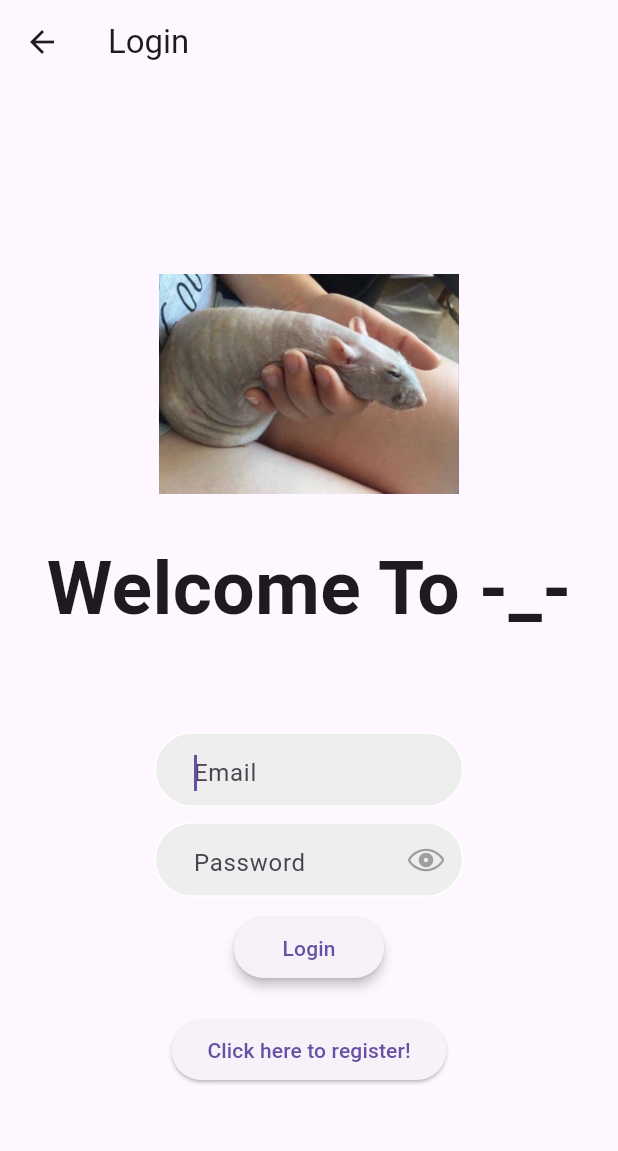
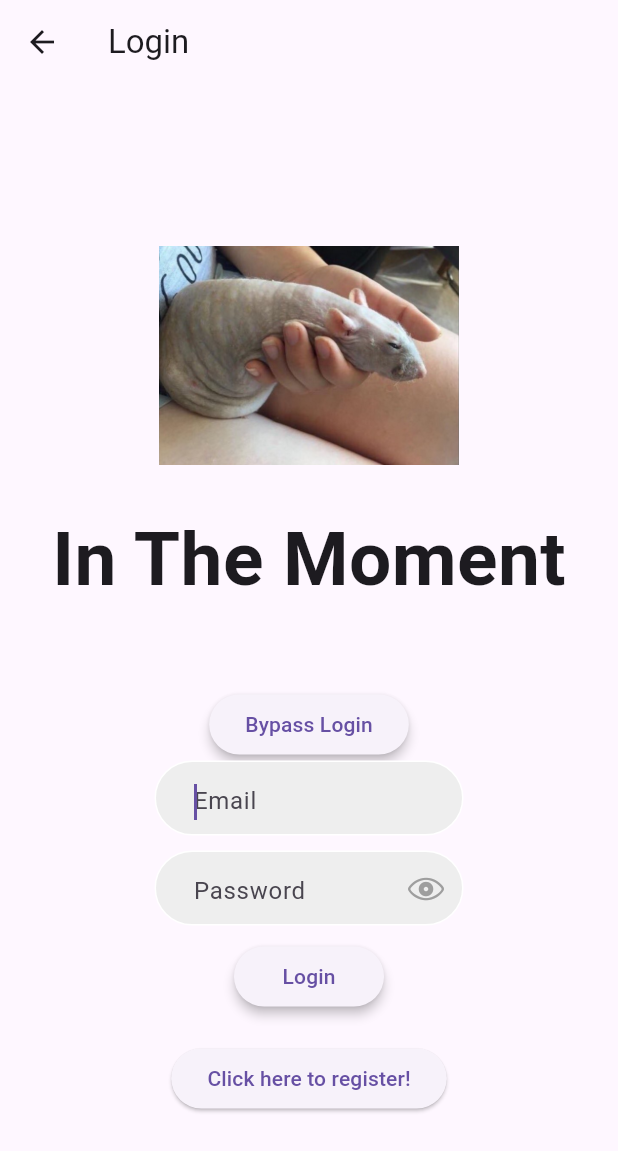
Before and after one commit to davidbarrette00/fun_account, a Flutter app: the screen it shows after launch, after a tap on "Login", on a phone screen of 412 x 824 dp. Shown: the top 1151 px of the screen. Run offline on Flutter 3.47's test engine with Material 3 defaults, Android fonts, the phone set to English and light mode, and no system bars; our stand-ins replace firebase_auth, firebase_core; accounts and stored records are empty; network calls fail.

Commit message:
fix login and add new constructor for Gus

```diff
--- a/lib/constants/Routes.dart
+++ b/lib/constants/Routes.dart
@@ -1,10 +1,8 @@
 
 class Routes {
-  static const String home = '/';
   static const String login = '/login';
-  static const String landing = '/landing';
   static const String transactions = '/transactions';
-  static const String incentives = 'incentives';
+  static const String incentives = '/incentives';
 }
 
 class Titles {
--- a/lib/main.dart
+++ b/lib/main.dart
@@ -8,14 +8,36 @@ import 'route_generator.dart';
 import 'constants/Routes.dart';
 
 void main() async {
-  // await Firebase.initializeApp();
-  runApp(const MyApp());
+
+  WidgetsFlutterBinding.ensureInitialized();
+  await Firebase.initializeApp();
+  runApp(RestartWidget(
+      child: MaterialApp()
+  ));
 }
 
-class MyApp extends StatelessWidget {
-  const MyApp({super.key});
+class RestartWidget extends StatefulWidget {
+  RestartWidget({required this.child});
 
-  // This widget is the root of your application.
+  final Widget child;
+
+  static void restartApp(BuildContext context) {
+    context.findAncestorStateOfType<_RestartWidgetState>()?.restartApp();
+  }
+
+  @override
+  _RestartWidgetState createState() => _RestartWidgetState();
+}
+
+class _RestartWidgetState extends State<RestartWidget> {
+  Key key = UniqueKey();
+
+  void restartApp() {
+    setState(() {
+      key = UniqueKey();
+    });
+  }
+
   @override
   Widget build(BuildContext context) {
     final ColorScheme colorScheme = ColorScheme.fromSeed(
@@ -27,12 +49,12 @@ class MyApp extends StatelessWidget {
           ChangeNotifierProvider(create: (context) => TransactionPageState(), lazy: false),
         ],
         child: MaterialApp(
-          title: 'Fun Account',
+          title: 'In The Moment',
           theme: ThemeData(
             // colorScheme: colorScheme,
             // useMaterial3: true,
           ),
-          initialRoute: Routes.login,//!SessionManager.isLoggedIn ? Routes.transactions : Routes.login,
+          initialRoute: SessionManager.isLoggedIn ? Routes.transactions : Routes.login,
           onGenerateRoute: ((settings) =>
               RouteGenerator.generateRoutes(settings)),
         ));
--- a/lib/pages/login_page.dart
+++ b/lib/pages/login_page.dart
@@ -50,16 +50,54 @@ class _LoginPage extends State<LoginPage> {
       ),
 
       const Text(
-        "Welcome To -_-",
+        "In The Moment",
         style: TextStyle(fontWeight: FontWeight.bold, fontSize: 50),
-      ),
-      const SizedBox(
-        height: 10,
       ),
 
       const SizedBox(
         height: 50,
       ),
+
+
+      //TODO Remove
+      ElevatedButton(
+          style: ElevatedButton.styleFrom(
+            elevation: 3,
+            minimumSize: Size(100, 40),
+          ),
+          child: isLoading
+              ? CircularProgressIndicator(color: Colors.white)
+              : const Text("Bypass Login"),
+          onPressed: () async {
+            if (!isLoading) {
+              setState(() {
+                isLoading = true; // Set loading to true
+              });
+
+              try {
+                await LoginAuthService.signInWithEmailAndPassword(
+                  context,
+                  "admin@gmail.com",
+                  "admin123",
+                );
+              } catch (e) {
+                log("Login failed: $e");
+              } finally {
+                setState(() {
+                  isLoading = false; // Reset loading to false
+                });
+              }
+            }
+          }),
+
+
+
+
+
+
+
+
+
 
       //---------------------------Username Field------------------------
       FractionallySizedBox(
--- a/lib/services/login_authentification_service.dart
+++ b/lib/services/login_authentification_service.dart
@@ -24,7 +24,7 @@ class LoginAuthService {
 
     _auth.currentUser?.updateDisplayName(registeringUser.firstName + registeringUser.lastName);
     SessionManager.login(context, _auth, registeringUser.password);
-    Navigator.pushNamed(context, Routes.home);
+    Navigator.pushNamed(context, Routes.transactions);
   }
 
   static Future<String?> deleteUser(BuildContext context, RegisteringUser registeringUser) async {
@@ -47,7 +47,7 @@ class LoginAuthService {
         email: email, password: password);
 
     SessionManager.login(context, _auth, password);
-    Navigator.pushNamed(context, Routes.home);
+    Navigator.pushNamed(context, Routes.transactions);
   }
 
   // static Future<UserCredential?>  signInWithGoogle(){
--- a/lib/session_manager.dart
+++ b/lib/session_manager.dart
@@ -4,6 +4,7 @@ import 'package:firebase_auth/firebase_auth.dart';
 import 'package:flutter/cupertino.dart';
 
 import 'constants/Routes.dart';
+import 'main.dart';
 import 'model/exceptions/KnownErrors.dart';
 
 
@@ -29,6 +30,7 @@ class SessionManager {
     } on Exception catch (e) {
       log("Exception Logging in: $e");
     }
+    RestartWidget.restartApp(context);
   }
 
   static logout(BuildContext context) {
@@ -38,7 +40,9 @@ class SessionManager {
     SessionManager.userId = null;
     SessionManager.isLoggedIn = false;
     SessionManager.auth = null;
-    Navigator.of(context).pushNamedAndRemoveUntil(Routes.home, (r) => false);
+    Navigator.of(context).pushNamedAndRemoveUntil(Routes.login, (r) =>
+    false);
+    RestartWidget.restartApp(context);
   }
 
 
```
Also changed, not shown: lib/pages/transactions/TransactionListItem.dart (+22 -4 lines).
